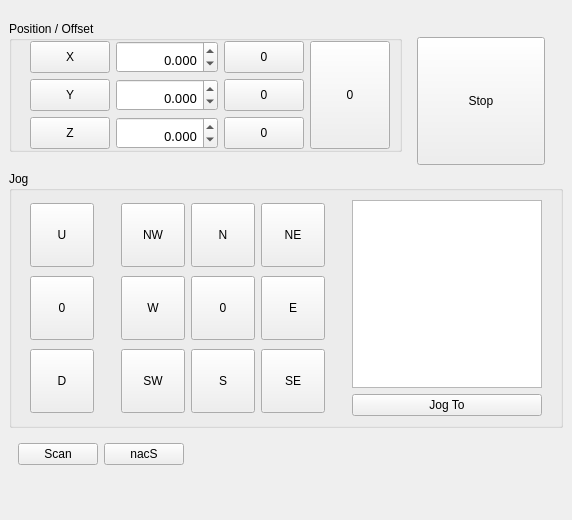
First picture: the form in Resources/jog.ui, repository mlampert/Machinekit-Workbench, before the edit.
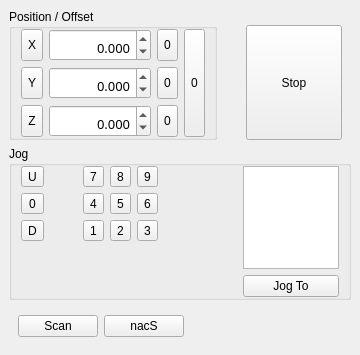
Second picture: the form after the edit.

Commit message: Switched to ToolButtons for compacter screen layout.

Diff of the .ui file:
```diff
--- a/Resources/jog.ui
+++ b/Resources/jog.ui
@@ -6,8 +6,8 @@
    <rect>
     <x>0</x>
     <y>0</y>
-    <width>503</width>
-    <height>520</height>
+    <width>360</width>
+    <height>355</height>
    </rect>
   </property>
   <property name="windowTitle">
@@ -39,8 +39,20 @@
        <item row="0" column="1">
         <widget class="QWidget" name="jogXYgroup" native="true">
          <layout class="QGridLayout" name="gridLayout">
-          <item row="0" column="2">
-           <widget class="QPushButton" name="jogNE">
+          <property name="leftMargin">
+           <number>10</number>
+          </property>
+          <property name="topMargin">
+           <number>0</number>
+          </property>
+          <property name="rightMargin">
+           <number>0</number>
+          </property>
+          <property name="bottomMargin">
+           <number>0</number>
+          </property>
+          <item row="0" column="0">
+           <widget class="QToolButton" name="jogNW">
             <property name="sizePolicy">
              <sizepolicy hsizetype="Fixed" vsizetype="Fixed">
               <horstretch>0</horstretch>
@@ -54,31 +66,12 @@
              </size>
             </property>
             <property name="text">
-             <string>NE</string>
-            </property>
-           </widget>
-          </item>
-          <item row="0" column="1">
-           <widget class="QPushButton" name="jogN">
-            <property name="sizePolicy">
-             <sizepolicy hsizetype="Fixed" vsizetype="Fixed">
-              <horstretch>0</horstretch>
-              <verstretch>0</verstretch>
-             </sizepolicy>
-            </property>
-            <property name="maximumSize">
-             <size>
-              <width>64</width>
-              <height>64</height>
-             </size>
-            </property>
-            <property name="text">
-             <string>N</string>
+             <string>7</string>
             </property>
            </widget>
           </item>
           <item row="1" column="0">
-           <widget class="QPushButton" name="jogW">
+           <widget class="QToolButton" name="jogW">
             <property name="sizePolicy">
              <sizepolicy hsizetype="Fixed" vsizetype="Fixed">
               <horstretch>0</horstretch>
@@ -92,12 +85,50 @@
              </size>
             </property>
             <property name="text">
-             <string>W</string>
+             <string>4</string>
+            </property>
+           </widget>
+          </item>
+          <item row="2" column="0">
+           <widget class="QToolButton" name="jogSW">
+            <property name="sizePolicy">
+             <sizepolicy hsizetype="Fixed" vsizetype="Fixed">
+              <horstretch>0</horstretch>
+              <verstretch>0</verstretch>
+             </sizepolicy>
+            </property>
+            <property name="maximumSize">
+             <size>
+              <width>64</width>
+              <height>64</height>
+             </size>
+            </property>
+            <property name="text">
+             <string>1</string>
+            </property>
+           </widget>
+          </item>
+          <item row="0" column="1">
+           <widget class="QToolButton" name="jogN">
+            <property name="sizePolicy">
+             <sizepolicy hsizetype="Fixed" vsizetype="Fixed">
+              <horstretch>0</horstretch>
+              <verstretch>0</verstretch>
+             </sizepolicy>
+            </property>
+            <property name="maximumSize">
+             <size>
+              <width>64</width>
+              <height>64</height>
+             </size>
+            </property>
+            <property name="text">
+             <string>8</string>
             </property>
            </widget>
           </item>
           <item row="1" column="1">
-           <widget class="QPushButton" name="jog0">
+           <widget class="QToolButton" name="jog0">
             <property name="sizePolicy">
              <sizepolicy hsizetype="Fixed" vsizetype="Fixed">
               <horstretch>0</horstretch>
@@ -111,12 +142,50 @@
              </size>
             </property>
             <property name="text">
-             <string>0</string>
+             <string>5</string>
+            </property>
+           </widget>
+          </item>
+          <item row="2" column="1">
+           <widget class="QToolButton" name="jogS">
+            <property name="sizePolicy">
+             <sizepolicy hsizetype="Fixed" vsizetype="Fixed">
+              <horstretch>0</horstretch>
+              <verstretch>0</verstretch>
+             </sizepolicy>
+            </property>
+            <property name="maximumSize">
+             <size>
+              <width>64</width>
+              <height>64</height>
+             </size>
+            </property>
+            <property name="text">
+             <string>2</string>
+            </property>
+           </widget>
+          </item>
+          <item row="0" column="2">
+           <widget class="QToolButton" name="jogNE">
+            <property name="sizePolicy">
+             <sizepolicy hsizetype="Fixed" vsizetype="Fixed">
+              <horstretch>0</horstretch>
+              <verstretch>0</verstretch>
+             </sizepolicy>
+            </property>
+            <property name="maximumSize">
+             <size>
+              <width>64</width>
+              <height>64</height>
+             </size>
+            </property>
+            <property name="text">
+             <string>9</string>
             </property>
            </widget>
           </item>
           <item row="1" column="2">
-           <widget class="QPushButton" name="jogE">
+           <widget class="QToolButton" name="jogE">
             <property name="sizePolicy">
              <sizepolicy hsizetype="Fixed" vsizetype="Fixed">
               <horstretch>0</horstretch>
@@ -130,12 +199,12 @@
              </size>
             </property>
             <property name="text">
-             <string>E</string>
+             <string>6</string>
             </property>
            </widget>
           </item>
           <item row="2" column="2">
-           <widget class="QPushButton" name="jogSE">
+           <widget class="QToolButton" name="jogSE">
             <property name="sizePolicy">
              <sizepolicy hsizetype="Fixed" vsizetype="Fixed">
               <horstretch>0</horstretch>
@@ -149,64 +218,7 @@
              </size>
             </property>
             <property name="text">
-             <string>SE</string>
-            </property>
-           </widget>
-          </item>
-          <item row="0" column="0">
-           <widget class="QPushButton" name="jogNW">
-            <property name="sizePolicy">
-             <sizepolicy hsizetype="Fixed" vsizetype="Fixed">
-              <horstretch>0</horstretch>
-              <verstretch>0</verstretch>
-             </sizepolicy>
-            </property>
-            <property name="maximumSize">
-             <size>
-              <width>64</width>
-              <height>64</height>
-             </size>
-            </property>
-            <property name="text">
-             <string>NW</string>
-            </property>
-           </widget>
-          </item>
-          <item row="2" column="1">
-           <widget class="QPushButton" name="jogS">
-            <property name="sizePolicy">
-             <sizepolicy hsizetype="Fixed" vsizetype="Fixed">
-              <horstretch>0</horstretch>
-              <verstretch>0</verstretch>
-             </sizepolicy>
-            </property>
-            <property name="maximumSize">
-             <size>
-              <width>64</width>
-              <height>64</height>
-             </size>
-            </property>
-            <property name="text">
-             <string>S</string>
-            </property>
-           </widget>
-          </item>
-          <item row="2" column="0">
-           <widget class="QPushButton" name="jogSW">
-            <property name="sizePolicy">
-             <sizepolicy hsizetype="Fixed" vsizetype="Fixed">
-              <horstretch>0</horstretch>
-              <verstretch>0</verstretch>
-             </sizepolicy>
-            </property>
-            <property name="maximumSize">
-             <size>
-              <width>64</width>
-              <height>64</height>
-             </size>
-            </property>
-            <property name="text">
-             <string>SW</string>
+             <string>3</string>
             </property>
            </widget>
           </item>
@@ -216,8 +228,20 @@
        <item row="0" column="0">
         <widget class="QWidget" name="jogZgroup" native="true">
          <layout class="QVBoxLayout" name="verticalLayout">
+          <property name="leftMargin">
+           <number>0</number>
+          </property>
+          <property name="topMargin">
+           <number>0</number>
+          </property>
+          <property name="rightMargin">
+           <number>20</number>
+          </property>
+          <property name="bottomMargin">
+           <number>0</number>
+          </property>
           <item>
-           <widget class="QPushButton" name="jogU">
+           <widget class="QToolButton" name="jogU">
             <property name="sizePolicy">
              <sizepolicy hsizetype="Fixed" vsizetype="Fixed">
               <horstretch>0</horstretch>
@@ -236,7 +260,7 @@
            </widget>
           </item>
           <item>
-           <widget class="QPushButton" name="jogZ0">
+           <widget class="QToolButton" name="jogZ0">
             <property name="sizePolicy">
              <sizepolicy hsizetype="Fixed" vsizetype="Fixed">
               <horstretch>0</horstretch>
@@ -255,7 +279,7 @@
            </widget>
           </item>
           <item>
-           <widget class="QPushButton" name="jogD">
+           <widget class="QToolButton" name="jogD">
             <property name="sizePolicy">
              <sizepolicy hsizetype="Fixed" vsizetype="Fixed">
               <horstretch>0</horstretch>
@@ -276,22 +300,40 @@
          </layout>
         </widget>
        </item>
-       <item row="0" column="4">
-        <spacer name="horizontalSpacer_2">
-         <property name="orientation">
-          <enum>Qt::Horizontal</enum>
-         </property>
-         <property name="sizeHint" stdset="0">
-          <size>
-           <width>0</width>
-           <height>20</height>
-          </size>
-         </property>
-        </spacer>
-       </item>
        <item row="0" column="2">
+        <spacer name="horizontalSpacer">
+         <property name="orientation">
+          <enum>Qt::Horizontal</enum>
+         </property>
+         <property name="sizeHint" stdset="0">
+          <size>
+           <width>40</width>
+           <height>20</height>
+          </size>
+         </property>
+        </spacer>
+       </item>
+       <item row="0" column="3" rowspan="2">
         <widget class="QWidget" name="widget" native="true">
+         <property name="maximumSize">
+          <size>
+           <width>96</width>
+           <height>16777215</height>
+          </size>
+         </property>
          <layout class="QVBoxLayout" name="verticalLayout_2">
+          <property name="leftMargin">
+           <number>0</number>
+          </property>
+          <property name="topMargin">
+           <number>0</number>
+          </property>
+          <property name="rightMargin">
+           <number>0</number>
+          </property>
+          <property name="bottomMargin">
+           <number>0</number>
+          </property>
           <item>
            <widget class="QListWidget" name="jogDistance">
             <property name="verticalScrollBarPolicy">
@@ -321,6 +363,19 @@
          </layout>
         </widget>
        </item>
+       <item row="1" column="1">
+        <spacer name="verticalSpacer_2">
+         <property name="orientation">
+          <enum>Qt::Vertical</enum>
+         </property>
+         <property name="sizeHint" stdset="0">
+          <size>
+           <width>20</width>
+           <height>40</height>
+          </size>
+         </property>
+        </spacer>
+       </item>
       </layout>
      </widget>
     </item>
@@ -373,6 +428,9 @@
           <item>
            <widget class="QWidget" name="widget_3" native="true">
             <layout class="QGridLayout" name="gridLayout_5">
+             <property name="leftMargin">
+              <number>0</number>
+             </property>
              <property name="topMargin">
               <number>0</number>
              </property>
@@ -385,24 +443,6 @@
              <property name="verticalSpacing">
               <number>6</number>
              </property>
-             <item row="0" column="0">
-              <widget class="QPushButton" name="setX">
-               <property name="sizePolicy">
-                <sizepolicy hsizetype="Fixed" vsizetype="Expanding">
-                 <horstretch>0</horstretch>
-                 <verstretch>0</verstretch>
-                </sizepolicy>
-               </property>
-               <property name="font">
-                <font>
-                 <pointsize>9</pointsize>
-                </font>
-               </property>
-               <property name="text">
-                <string>X</string>
-               </property>
-              </widget>
-             </item>
              <item row="0" column="1">
               <widget class="QDoubleSpinBox" name="posX">
                <property name="font">
@@ -425,42 +465,6 @@
                </property>
               </widget>
              </item>
-             <item row="0" column="2">
-              <widget class="QPushButton" name="setX0">
-               <property name="sizePolicy">
-                <sizepolicy hsizetype="Preferred" vsizetype="Expanding">
-                 <horstretch>0</horstretch>
-                 <verstretch>0</verstretch>
-                </sizepolicy>
-               </property>
-               <property name="font">
-                <font>
-                 <pointsize>9</pointsize>
-                </font>
-               </property>
-               <property name="text">
-                <string>0</string>
-               </property>
-              </widget>
-             </item>
-             <item row="1" column="0">
-              <widget class="QPushButton" name="setY">
-               <property name="sizePolicy">
-                <sizepolicy hsizetype="Fixed" vsizetype="Expanding">
-                 <horstretch>0</horstretch>
-                 <verstretch>0</verstretch>
-                </sizepolicy>
-               </property>
-               <property name="font">
-                <font>
-                 <pointsize>9</pointsize>
-                </font>
-               </property>
-               <property name="text">
-                <string>Y</string>
-               </property>
-              </widget>
-             </item>
              <item row="1" column="1">
               <widget class="QDoubleSpinBox" name="posY">
                <property name="font">
@@ -483,42 +487,6 @@
                </property>
               </widget>
              </item>
-             <item row="1" column="2">
-              <widget class="QPushButton" name="setY0">
-               <property name="sizePolicy">
-                <sizepolicy hsizetype="Preferred" vsizetype="Expanding">
-                 <horstretch>0</horstretch>
-                 <verstretch>0</verstretch>
-                </sizepolicy>
-               </property>
-               <property name="font">
-                <font>
-                 <pointsize>9</pointsize>
-                </font>
-               </property>
-               <property name="text">
-                <string>0</string>
-               </property>
-              </widget>
-             </item>
-             <item row="2" column="0">
-              <widget class="QPushButton" name="setZ">
-               <property name="sizePolicy">
-                <sizepolicy hsizetype="Fixed" vsizetype="Expanding">
-                 <horstretch>0</horstretch>
-                 <verstretch>0</verstretch>
-                </sizepolicy>
-               </property>
-               <property name="font">
-                <font>
-                 <pointsize>9</pointsize>
-                </font>
-               </property>
-               <property name="text">
-                <string>Z</string>
-               </property>
-              </widget>
-             </item>
              <item row="2" column="1">
               <widget class="QDoubleSpinBox" name="posZ">
                <property name="font">
@@ -541,8 +509,44 @@
                </property>
               </widget>
              </item>
+             <item row="0" column="2">
+              <widget class="QToolButton" name="setX0">
+               <property name="sizePolicy">
+                <sizepolicy hsizetype="Preferred" vsizetype="Expanding">
+                 <horstretch>0</horstretch>
+                 <verstretch>0</verstretch>
+                </sizepolicy>
+               </property>
+               <property name="font">
+                <font>
+                 <pointsize>9</pointsize>
+                </font>
+               </property>
+               <property name="text">
+                <string>0</string>
+               </property>
+              </widget>
+             </item>
+             <item row="1" column="2">
+              <widget class="QToolButton" name="setY0">
+               <property name="sizePolicy">
+                <sizepolicy hsizetype="Preferred" vsizetype="Expanding">
+                 <horstretch>0</horstretch>
+                 <verstretch>0</verstretch>
+                </sizepolicy>
+               </property>
+               <property name="font">
+                <font>
+                 <pointsize>9</pointsize>
+                </font>
+               </property>
+               <property name="text">
+                <string>0</string>
+               </property>
+              </widget>
+             </item>
              <item row="2" column="2">
-              <widget class="QPushButton" name="setZ0">
+              <widget class="QToolButton" name="setZ0">
                <property name="sizePolicy">
                 <sizepolicy hsizetype="Preferred" vsizetype="Expanding">
                  <horstretch>0</horstretch>
@@ -559,6 +563,60 @@
                </property>
               </widget>
              </item>
+             <item row="0" column="0">
+              <widget class="QToolButton" name="setX">
+               <property name="sizePolicy">
+                <sizepolicy hsizetype="Fixed" vsizetype="Expanding">
+                 <horstretch>0</horstretch>
+                 <verstretch>0</verstretch>
+                </sizepolicy>
+               </property>
+               <property name="font">
+                <font>
+                 <pointsize>9</pointsize>
+                </font>
+               </property>
+               <property name="text">
+                <string>X</string>
+               </property>
+              </widget>
+             </item>
+             <item row="1" column="0">
+              <widget class="QToolButton" name="setY">
+               <property name="sizePolicy">
+                <sizepolicy hsizetype="Fixed" vsizetype="Expanding">
+                 <horstretch>0</horstretch>
+                 <verstretch>0</verstretch>
+                </sizepolicy>
+               </property>
+               <property name="font">
+                <font>
+                 <pointsize>9</pointsize>
+                </font>
+               </property>
+               <property name="text">
+                <string>Y</string>
+               </property>
+              </widget>
+             </item>
+             <item row="2" column="0">
+              <widget class="QToolButton" name="setZ">
+               <property name="sizePolicy">
+                <sizepolicy hsizetype="Fixed" vsizetype="Expanding">
+                 <horstretch>0</horstretch>
+                 <verstretch>0</verstretch>
+                </sizepolicy>
+               </property>
+               <property name="font">
+                <font>
+                 <pointsize>9</pointsize>
+                </font>
+               </property>
+               <property name="text">
+                <string>Z</string>
+               </property>
+              </widget>
+             </item>
             </layout>
            </widget>
           </item>
@@ -581,7 +639,7 @@
               <number>0</number>
              </property>
              <item>
-              <widget class="QPushButton" name="setXYZ0">
+              <widget class="QToolButton" name="setXYZ0">
                <property name="sizePolicy">
                 <sizepolicy hsizetype="Minimum" vsizetype="Expanding">
                  <horstretch>0</horstretch>
@@ -614,9 +672,15 @@
        </item>
        <item>
         <widget class="QWidget" name="widget_6" native="true">
-         <layout class="QVBoxLayout" name="verticalLayout_4">
+         <layout class="QHBoxLayout" name="horizontalLayout_2">
+          <property name="leftMargin">
+           <number>0</number>
+          </property>
           <property name="topMargin">
-           <number>28</number>
+           <number>16</number>
+          </property>
+          <property name="rightMargin">
+           <number>0</number>
           </property>
           <property name="bottomMargin">
            <number>0</number>
@@ -631,8 +695,8 @@
             </property>
             <property name="minimumSize">
              <size>
-              <width>128</width>
-              <height>128</height>
+              <width>96</width>
+              <height>96</height>
              </size>
             </property>
             <property name="text">
```
The commit also changes 1 other file.
